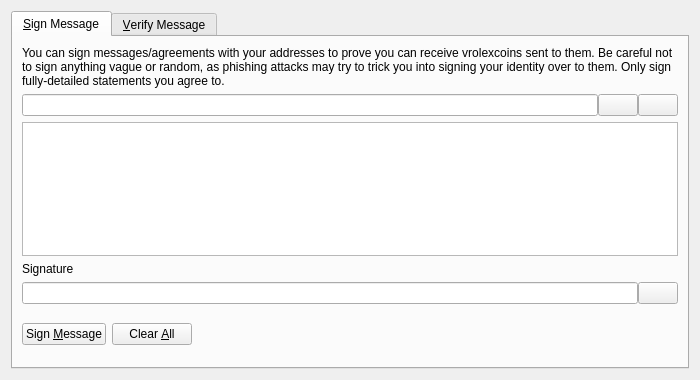
Above: src/qt/forms/signverifymessagedialog.ui from vrolex-project/vrolex before the change. Below: the same form after it.
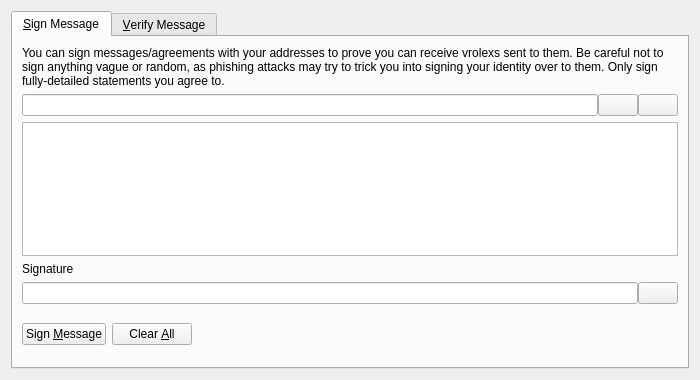
That is the form after the change. Icons and pictures are not drawn. Custom widgets are drawn as their Qt base class.

```diff
--- a/src/qt/forms/signverifymessagedialog.ui
+++ b/src/qt/forms/signverifymessagedialog.ui
@@ -30,7 +30,7 @@
        <item>
         <widget class="QLabel" name="infoLabel_SM">
          <property name="text">
-          <string>You can sign messages/agreements with your addresses to prove you can receive vrolexcoins sent to them. Be careful not to sign anything vague or random, as phishing attacks may try to trick you into signing your identity over to them. Only sign fully-detailed statements you agree to.</string>
+          <string>You can sign messages/agreements with your addresses to prove you can receive vrolexs sent to them. Be careful not to sign anything vague or random, as phishing attacks may try to trick you into signing your identity over to them. Only sign fully-detailed statements you agree to.</string>
          </property>
          <property name="textFormat">
           <enum>Qt::PlainText</enum>
```
Left out of the diff: 8 changed lines with no effect on the pictures.
